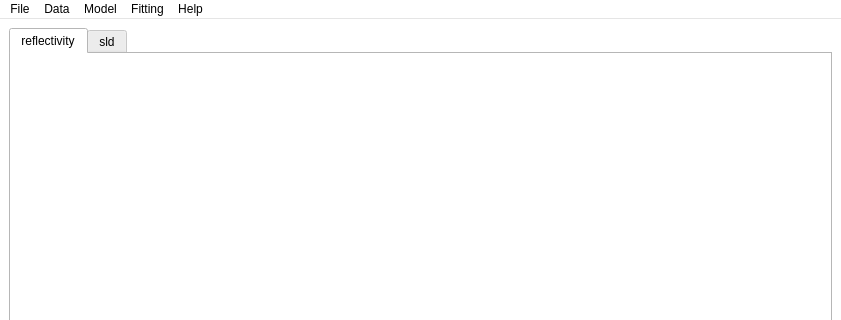
First picture: the form in trunk/qt/Motofit.ui, repository refnx/refnx, before the edit; both pictures show x 0 to 841 and y 0 to 320 of the 841 by 681 pixel window.
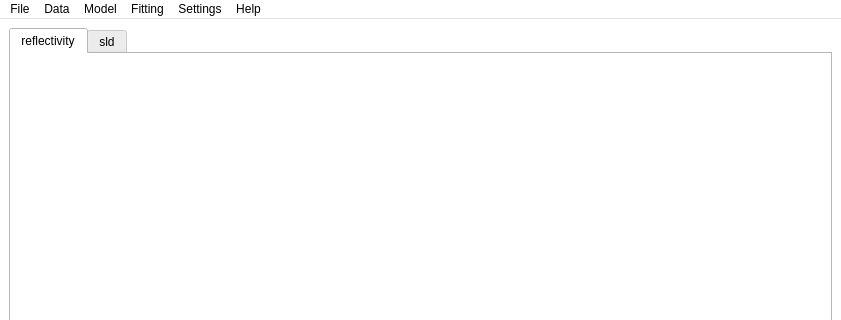
Second picture: the form after the edit. Icons and pictures are not drawn.

Commit message: trying to get data transform included

Patch:
```diff
--- a/trunk/qt/Motofit.ui
+++ b/trunk/qt/Motofit.ui
@@ -562,10 +562,17 @@
     <addaction name="actionSave_File"/>
     <addaction name="actionLoad_File"/>
    </widget>
+   <widget class="QMenu" name="menuSettings">
+    <property name="title">
+     <string>Settings</string>
+    </property>
+    <addaction name="actionChange_Q_range"/>
+   </widget>
    <addaction name="menuFile"/>
    <addaction name="menuData"/>
    <addaction name="menuModel"/>
    <addaction name="menuPlot_type"/>
+   <addaction name="menuSettings"/>
    <addaction name="menuHelp"/>
   </widget>
   <widget class="QDockWidget" name="dockWidget">
```
Left out of the diff: 12 changed lines with no effect on the pictures. The commit also changes 2 other files.
